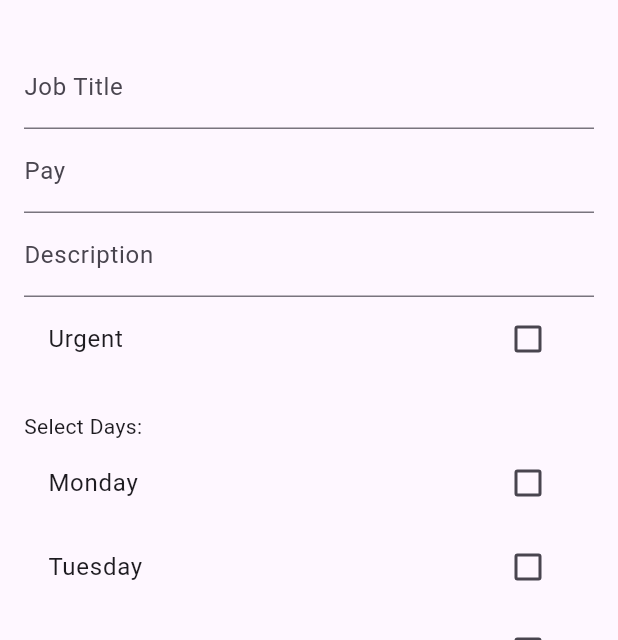
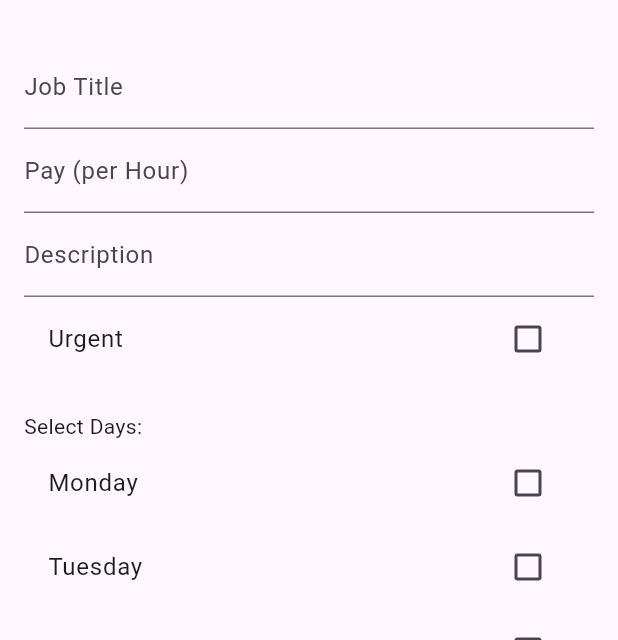
Before and after one commit to saibshuvro/neogig0, a Flutter app: the CreateJobPage screen opened directly with empty values, on a phone screen of 412 x 824 dp, the part 63-703 px from its top. Run offline on Flutter 3.47's test engine with Material 3 defaults, Android fonts, the phone set to English and light mode, and no system bars; our stand-ins replace shared_preferences; accounts and stored records are empty.

Commit message:
UI Fixes

```diff
--- a/lib/create_job_page.dart
+++ b/lib/create_job_page.dart
@@ -160,7 +160,7 @@ class _CreateJobPageState extends State<CreateJobPage> {
               ),
               TextFormField(
                 controller: _payController,
-                decoration: const InputDecoration(labelText: "Pay"),
+                decoration: const InputDecoration(labelText: "Pay (per Hour)"),
                 validator: (val) => val!.isEmpty ? "Required" : null,
               ),
               TextFormField(
--- a/lib/edit_job_page.dart
+++ b/lib/edit_job_page.dart
@@ -223,7 +223,7 @@ class _EditJobPageState extends State<EditJobPage> {
                     ),
                     TextFormField(
                       controller: _pay,
-                      decoration: const InputDecoration(labelText: 'Pay'),
+                      decoration: const InputDecoration(labelText: 'Pay (per Hour)'),
                       keyboardType: TextInputType.number,
                       validator: (v) => (v == null || v.isEmpty) ? 'Required' : null,
                     ),
--- a/lib/job_page.dart
+++ b/lib/job_page.dart
@@ -185,7 +185,7 @@ class _JobPageState extends State<JobPage> {
                     );
                   },
           ),
-          _infoTile('Pay', pay),
+          _infoTile('Pay (per Hour)', pay),
           _infoTile('Description', description),
           _infoTile('Posted On', postedOn),
           _infoTile('Urgent', isUrgent ? 'Yes' : 'No'),
--- a/lib/posted_jobs_page.dart
+++ b/lib/posted_jobs_page.dart
@@ -221,7 +221,7 @@ class _PostedJobsPageState extends State<PostedJobsPage> {
                             ?.copyWith(color: Colors.grey),
                       ),
                       if (pay.isNotEmpty)
-                        Text("Pay: $pay",
+                        Text("Pay (per Hour): $pay",
                             style: Theme.of(context).textTheme.bodySmall),
                     ],
                   ),
--- a/lib/widgets/job_card.dart
+++ b/lib/widgets/job_card.dart
@@ -151,7 +151,7 @@ class _JobCardState extends State<JobCard> {
             Text("Company: ${widget.companyName}",
                 style: const TextStyle(
                     fontSize: 14, fontWeight: FontWeight.w500)),
-            Text("Pay: ${widget.pay}"),
+            Text("Pay (per Hour): ${widget.pay}"),
             if (widget.isUrgent)
               const Text("Urgent!",
                   style: TextStyle(color: Colors.red, fontWeight: FontWeight.bold)),
```
